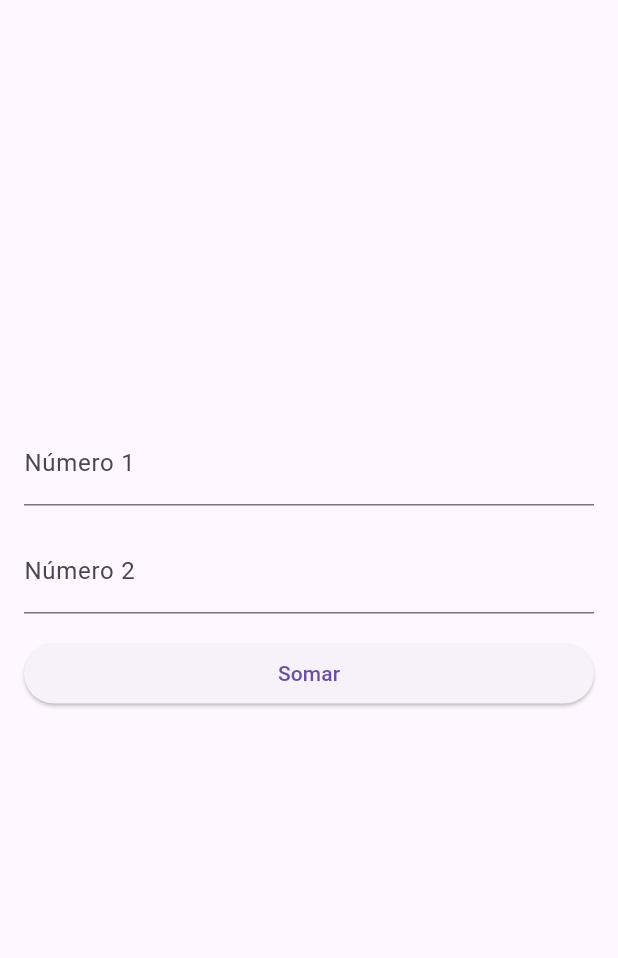
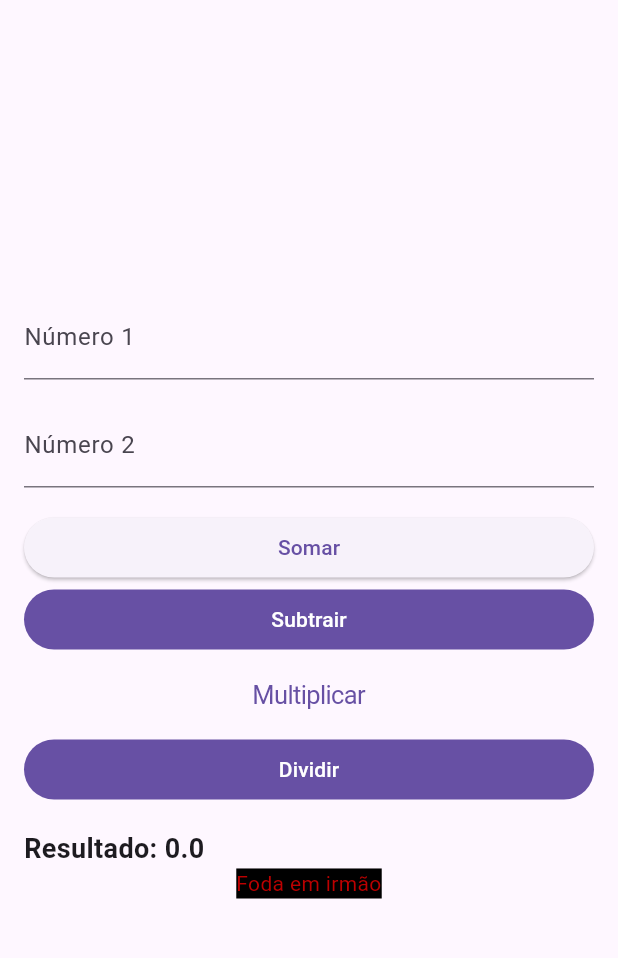
Before and after one commit to LoriaLawrenceZ/ST3-Flutter, a Flutter app: the screen it shows after launch, after a tap on "Somar", on a phone screen of 412 x 824 dp, the part 63-1021 px from its top. Run offline on Flutter 3.47's test engine with Material 3 defaults, Android fonts, the phone set to English and light mode, and no system bars; missing offline and left inert: dart:html.

Commit message:
Calculadora ok

```diff
--- a/calculadora/lib/main.dart
+++ b/calculadora/lib/main.dart
@@ -1,11 +1,13 @@
+import 'dart:html';
+
+import 'package:flutter/cupertino.dart';
+import 'package:flutter/gestures.dart';
 import 'package:flutter/material.dart';
 import 'dart:math';
-
 
 void main() {
   runApp(CalculadoraApp());
 }
-
 
 class CalculadoraApp extends StatelessWidget {
   @override
@@ -16,36 +18,52 @@ class CalculadoraApp extends StatelessWidget {
   }
 }
 
-
 class Calculadora extends StatefulWidget {
   @override
   _CalculadoraState createState() => _CalculadoraState();
 }
-
 
 class _CalculadoraState extends State<Calculadora> {
   TextEditingController _controllerNumero1 = TextEditingController();
   TextEditingController _controllerNumero2 = TextEditingController();
   String _resultado = '';
 
-
   void _calcular(String operacao) {
     double numero1 = double.tryParse(_controllerNumero1.text) ?? 0.0;
     double numero2 = double.tryParse(_controllerNumero2.text) ?? 0.0;
     double resultado;
 
+    setState(() {
+      switch (operacao) {
+        case 'Somar':
+          resultado = numero1 + numero2;
+          break;
+        case 'Subtrair':
+          resultado = numero1 - numero2;
+          break;
+        case 'Multiplicar':
+          resultado = numero1 * numero2;
+          break;
+        case 'Dividir':
+          resultado = (numero2 != 0 ? numero1 / numero2 : null)!;
+          break;
+        case 'Potencia':
+          resultado = pow(numero1, numero2) as double;
+          break;
+        default:
+          resultado = 0.0;
+      }
 
-    setState(() {
-      //Montar as operações
+      _resultado =
+          resultado != null ? 'Resultado: $resultado' : 'Erro na operação';
     });
   }
-
 
   @override
   Widget build(BuildContext context) {
     return Scaffold(
       appBar: AppBar(
-        title: Text('Calculadora Flutter'),
+        title: const Text('Calculadora Flutter'),
       ),
       body: Padding(
         padding: const EdgeInsets.all(16.0),
@@ -56,24 +74,49 @@ class _CalculadoraState extends State<Calculadora> {
             TextField(
               controller: _controllerNumero1,
               keyboardType: TextInputType.number,
-              decoration: InputDecoration(labelText: 'Número 1'),
+              decoration: const InputDecoration(labelText: 'Número 1'),
             ),
-            SizedBox(height: 16.0),
+            const SizedBox(
+              height: 16.0,
+              width: 100.0,
+            ),
             TextField(
               controller: _controllerNumero2,
               keyboardType: TextInputType.number,
-              decoration: InputDecoration(labelText: 'Número 2'),
+              decoration: const InputDecoration(labelText: 'Número 2'),
             ),
-            SizedBox(height: 16.0),
+            const SizedBox(
+              height: 16.0,
+              width: 50.0,
+            ),
             ElevatedButton(
               onPressed: () => _calcular('Somar'),
               child: Text('Somar'),
             ),
-SizedBox(height: 16.0),
-            Text(_resultado,
-                style: TextStyle(fontSize: 18.0, fontWeight: FontWeight.bold)),
-
-
+            FilledButton(
+                onPressed: () => _calcular("Subtrair"),
+                child: Text("Subtrair")),
+            CupertinoButton(
+                onPressed: () => _calcular("Multiplicar"),
+                child: Text("Multiplicar")),
+            FilledButton(
+                onPressed: () => _calcular("Dividir"),
+                child: const Text("Dividir")),
+            const SizedBox(height: 16.0),
+            Text(
+              _resultado,
+              style: const TextStyle(
+                fontSize: 18.0,
+                fontWeight: FontWeight.bold,
+              ),
+            ),
+            const Text(
+              "Foda em irmão",
+              style: TextStyle(
+                  color: Color.fromARGB(189, 255, 0, 0),
+                  backgroundColor: Color.fromARGB(255, 0, 0, 0)),
+              textAlign: TextAlign.center,
+            ),
           ],
         ),
       ),
```
